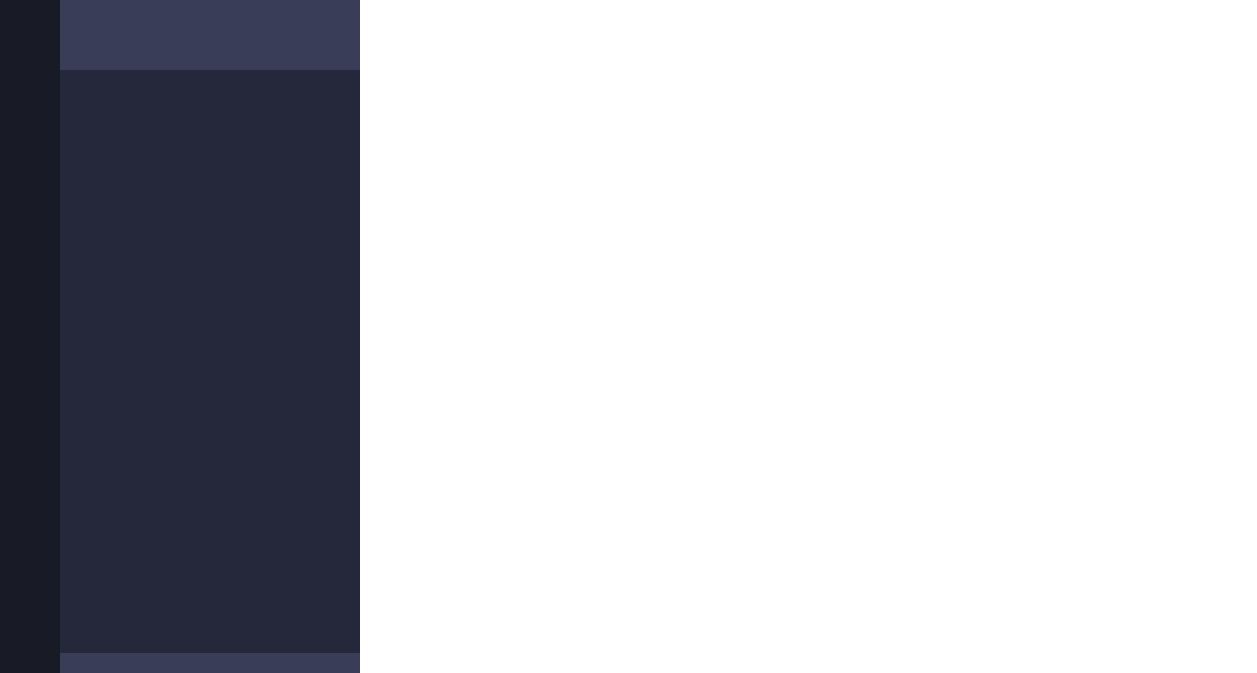
Above: Ver_2_0/JX_Editor_2_0/mainwindow.ui from IvanidzeKutnyk/BKR before the change. Below: the same form after it.
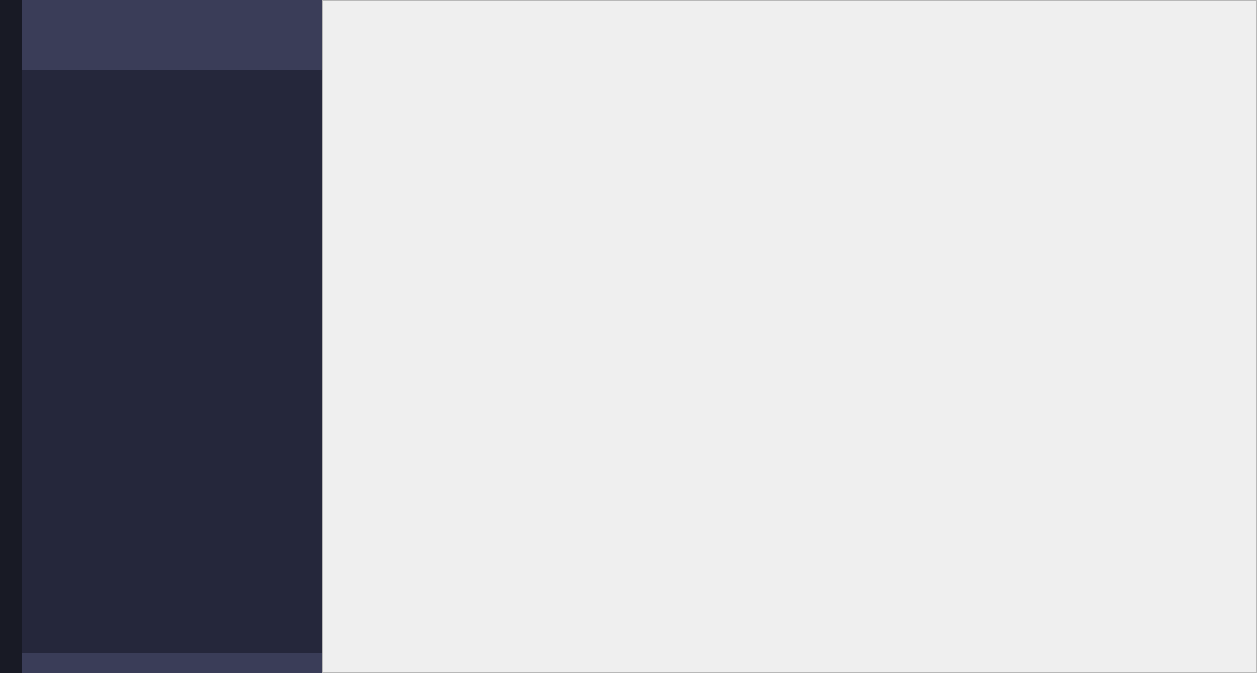
That is the form after the change. Icons and pictures are not drawn.

Diff of the .ui file:
```diff
--- a/Ver_2_0/JX_Editor_2_0/mainwindow.ui
+++ b/Ver_2_0/JX_Editor_2_0/mainwindow.ui
@@ -286,24 +286,40 @@
         <number>0</number>
        </property>
        <item>
-        <widget class="QWidget" name="MainFileInfo" native="true">
-         <layout class="QVBoxLayout" name="verticalLayout_7">
-          <property name="spacing">
-           <number>0</number>
+        <widget class="QScrollArea" name="scrollArea">
+         <property name="widgetResizable">
+          <bool>true</bool>
+         </property>
+         <widget class="QWidget" name="scrollAreaWidgetContents">
+          <property name="geometry">
+           <rect>
+            <x>0</x>
+            <y>0</y>
+            <width>933</width>
+            <height>671</height>
+           </rect>
           </property>
-          <property name="leftMargin">
-           <number>0</number>
-          </property>
-          <property name="topMargin">
-           <number>0</number>
-          </property>
-          <property name="rightMargin">
-           <number>0</number>
-          </property>
-          <property name="bottomMargin">
-           <number>0</number>
-          </property>
-         </layout>
+          <layout class="QGridLayout" name="gridLayout_4">
+           <item row="1" column="0">
+            <spacer name="verticalSpacer_3">
+             <property name="orientation">
+              <enum>Qt::Vertical</enum>
+             </property>
+             <property name="sizeHint" stdset="0">
+              <size>
+               <width>20</width>
+               <height>626</height>
+              </size>
+             </property>
+            </spacer>
+           </item>
+           <item row="0" column="0">
+            <widget class="QWidget" name="InputInfo" native="true">
+             <layout class="QVBoxLayout" name="verticalLayout_7"/>
+            </widget>
+           </item>
+          </layout>
+         </widget>
         </widget>
        </item>
       </layout>
```
